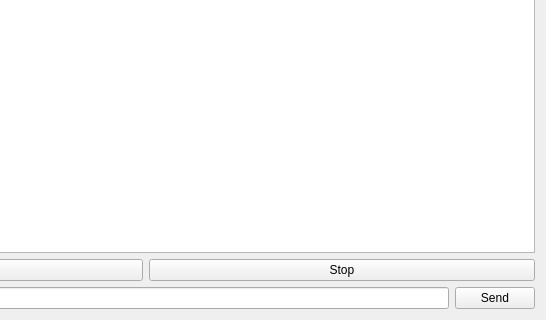
Qt form QT_DIR/36_TCP/36_TCP/widget.ui (JetWenJW/QT_UI_Design) before a commit; both pictures show x 254 to 800 and y 160 to 480 of the 800 by 480 pixel window.
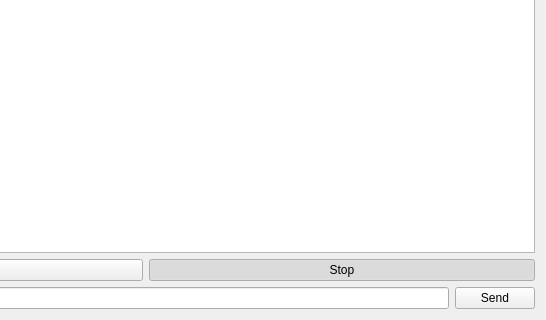
The same form after that commit.

```diff
--- a/QT_DIR/36_TCP/36_TCP/widget.ui
+++ b/QT_DIR/36_TCP/36_TCP/widget.ui
@@ -31,6 +31,15 @@
        <property name="text">
         <string>Stop</string>
        </property>
+       <property name="checkable">
+        <bool>true</bool>
+       </property>
+       <property name="checked">
+        <bool>true</bool>
+       </property>
+       <attribute name="buttonGroup">
+        <string notr="true">buttonGroup</string>
+       </attribute>
       </widget>
      </item>
     </layout>
```
Left out of the diff: 12 changed lines with no effect on the pictures.
